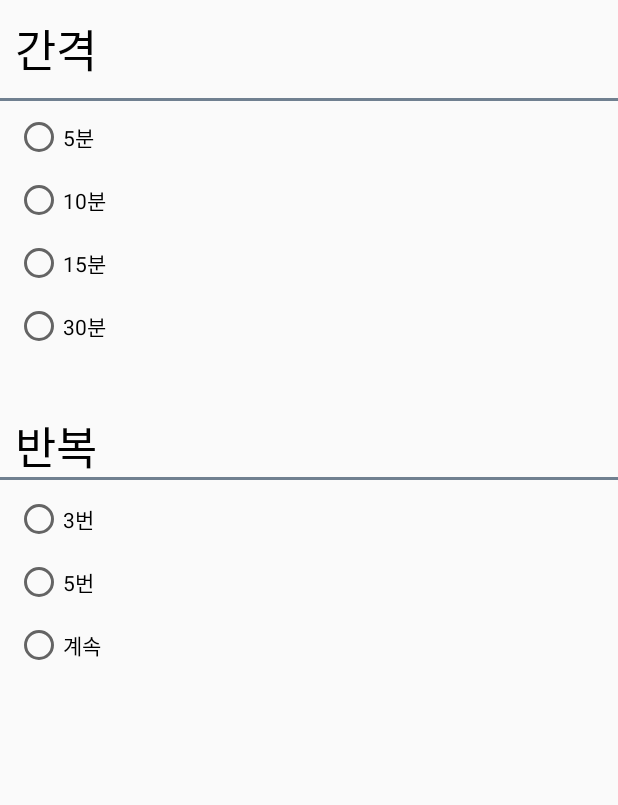
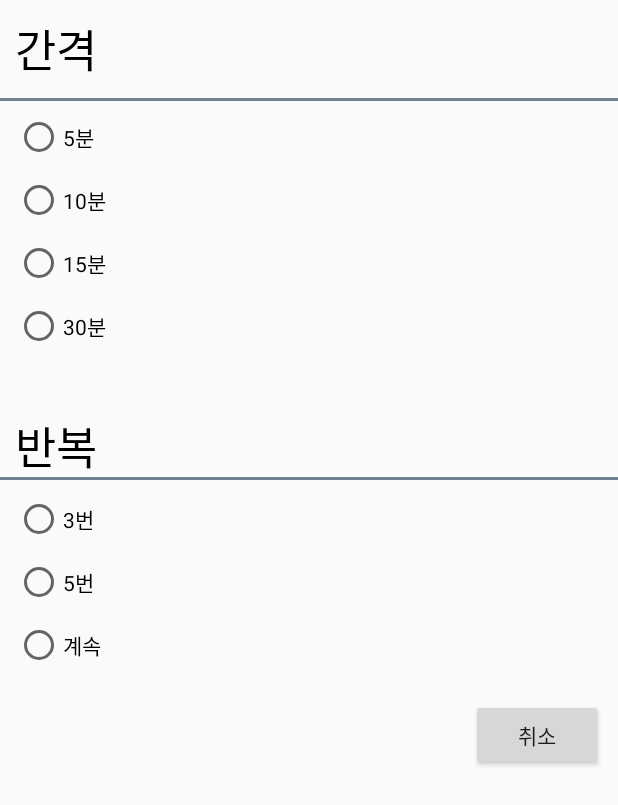
Before and after one commit to asqdg7724/AlarmSample, an Android app: the layout alarm_add_term.xml on its own in the app's theme, with its tools: preview values and no code run, on a phone screen of 412 x 824 dp. Shown: the top 805 px of the screen. Run offline under Robolectric (Android 15) with nearby library versions, the phone set to English and light mode, and no system bars.

Commit message:
1. 알람 간격 xml에서 취소 버튼 추가 구현 작성일 : 2017-11-03 작성자 : 김용환

```diff
--- a/app/src/main/res/layout/alarm_add_term.xml
+++ b/app/src/main/res/layout/alarm_add_term.xml
@@ -47,9 +47,9 @@
                 android:id="@+id/radio_5min"
                 android:layout_width="match_parent"
                 android:layout_height="wrap_content"
+                android:layout_marginBottom="10dp"
                 android:layout_weight="1"
-                android:text="5분"
-                android:layout_marginBottom="10dp"/>
+                android:text="5분" />
 
             <RadioButton
                 android:id="@+id/radio_10min"
@@ -133,6 +133,15 @@
 
         </RadioGroup>
 
+        <Button
+            android:id="@+id/btn_term_cancel"
+            android:layout_width="wrap_content"
+            android:layout_height="wrap_content"
+            android:layout_alignEnd="@+id/radio_group_repeat"
+            android:layout_alignRight="@+id/radio_group_repeat"
+            android:layout_below="@+id/radio_group_repeat"
+            android:text="취소" />
+
 
     </RelativeLayout>
 
```
